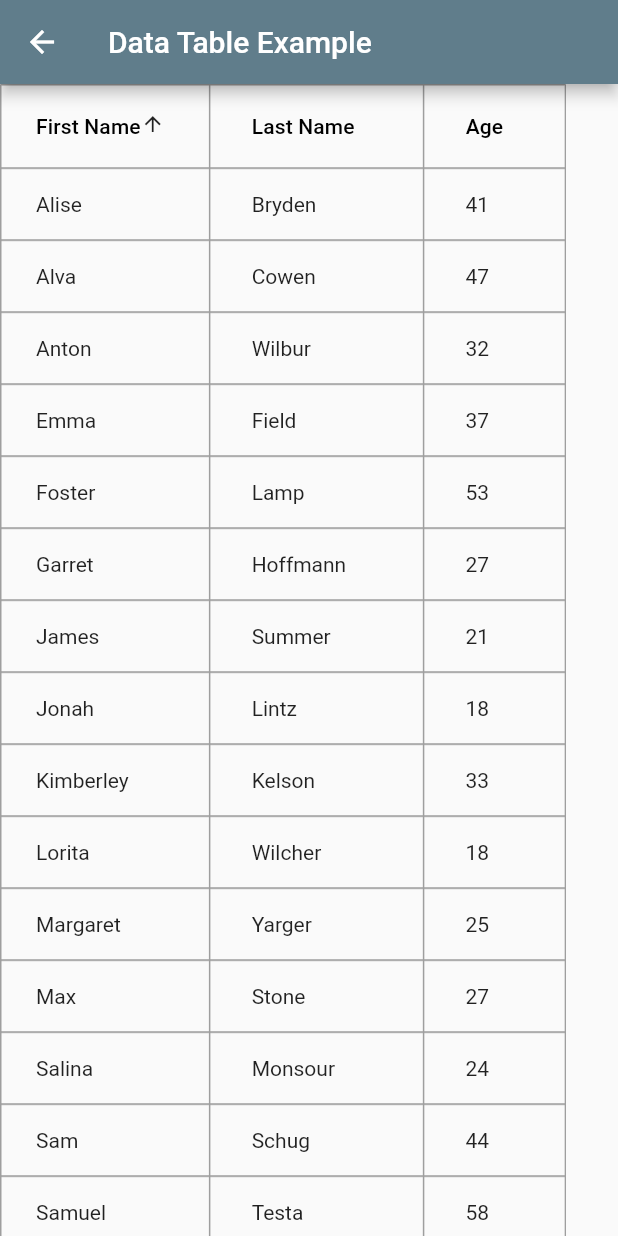
After one commit to Talha977/FluterListAppNew, a Flutter app: the Datatablescreen screen opened directly, after a tap on "First Name", on a phone screen of 412 x 824 dp. The commit adds this screen. Run offline on Flutter 3.47's test engine with Material 2 defaults, Android fonts, the phone set to English and light mode, and no system bars; our stand-ins replace dio, flutter_local_notifications, fluttertoast, google_fonts, google_maps_flutter, image_picker and 3 more; missing offline and left inert: dart:html, shared_preferences_web; accounts and stored records are empty.

Commit message:
Added Data Table  Added App Icon Changed App Name To "Base List App"

```diff
--- /dev/null
+++ b/flutter_list_repo/lib/Screens/DataTableScreen.dart
@@ -0,0 +1,138 @@
+import 'package:flutter/material.dart';
+
+class Datatablescreen extends StatefulWidget {
+  const Datatablescreen({Key key}) : super(key: key);
+
+  @override
+  _DatatablescreenState createState() => _DatatablescreenState();
+}
+
+class _DatatablescreenState extends State<Datatablescreen> {
+  List<User> _users;
+  int sortColumnIndex;
+  bool isAscending = false;
+
+  @override
+  void initState() {
+    super.initState();
+    _users = getAllUsers();
+  }
+
+  @override
+  Widget build(BuildContext context) => Scaffold(
+        appBar: AppBar(
+          title: const Text(
+            'Data Table Example',
+          ),
+        ),
+        body: ScrollableWidget(
+          child: buildDataTable(),
+        ),
+      );
+
+  Widget buildDataTable() {
+    final columns = ['First Name', 'Last Name', 'Age'];
+    return DataTable(
+      border: TableBorder.all(
+        width: 1.0,
+        color: Colors.grey,
+      ),
+      columns: getColumns(columns),
+      rows: getRows(_users),
+      sortColumnIndex: sortColumnIndex,
+      sortAscending: isAscending,
+    );
+  }
+
+  // This vertical divider is not being used for the time being.
+  // Widget _verticalDivider = const VerticalDivider(
+  //   color: Colors.black,
+  //   thickness: 1,
+  // );
+  List<DataColumn> getColumns(List<String> columns) => columns
+      .map((String column) => DataColumn(
+            label: Text(column),
+            onSort: onSort,
+          ))
+      .toList();
+
+  List<DataRow> getRows(List<User> rows) => rows.map((User user) {
+        final cells = [user.firstName, user.lastName, user.age];
+        return DataRow(cells: getCells(cells));
+      }).toList();
+  List<DataCell> getCells(List<dynamic> cells) =>
+      cells.map((data) => DataCell(Text('$data'))).toList();
+
+  void onSort(int columnIndex, bool ascending) {
+    if (columnIndex == 0) {
+      _users.sort((user1, user2) =>
+          compareString(ascending, user1.firstName, user2.firstName));
+    } else if (columnIndex == 1) {
+      _users.sort((user1, user2) =>
+          compareString(ascending, user1.lastName, user2.lastName));
+    } else if (columnIndex == 2) {
+      _users.sort((user1, user2) =>
+          compareString(ascending, '${user1.age}', '${user2.age}'));
+    }
+    setState(() {
+      sortColumnIndex = columnIndex;
+      isAscending = ascending;
+    });
+  }
+
+  int compareString(bool ascending, String value1, String value2) =>
+      ascending ? value1.compareTo(value2) : value2.compareTo(value1);
+}
+
+List<User> getAllUsers() {
+  final allUsers = <User>[
+    User(firstName: 'Emma', lastName: 'Field', age: 37),
+    User(firstName: 'Max', lastName: 'Stone', age: 27),
+    User(firstName: 'Sarah', lastName: 'Winter', age: 20),
+    User(firstName: 'James', lastName: 'Summer', age: 21),
+    User(firstName: 'Lorita', lastName: 'Wilcher', age: 18),
+    User(firstName: 'Anton', lastName: 'Wilbur', age: 32),
+    User(firstName: 'Salina', lastName: 'Monsour', age: 24),
+    User(firstName: 'Sunday', lastName: 'Salem', age: 42),
+    User(firstName: 'Alva', lastName: 'Cowen', age: 47),
+    User(firstName: 'Jonah', lastName: 'Lintz', age: 18),
+    User(firstName: 'Kimberley', lastName: 'Kelson', age: 33),
+    User(firstName: 'Waldo', lastName: 'Cybart', age: 19),
+    User(firstName: 'Garret', lastName: 'Hoffmann', age: 27),
+    User(firstName: 'Margaret', lastName: 'Yarger', age: 25),
+    User(firstName: 'Foster', lastName: 'Lamp', age: 53),
+    User(firstName: 'Samuel', lastName: 'Testa', age: 58),
+    User(firstName: 'Sam', lastName: 'Schug', age: 44),
+    User(firstName: 'Alise', lastName: 'Bryden', age: 41),
+  ];
+  return allUsers;
+}
+
+// User class
+class User {
+  final String firstName;
+  final String lastName;
+  final int age;
+
+  User({@required this.firstName, @required this.lastName, @required this.age});
+}
+
+class ScrollableWidget extends StatelessWidget {
+  final Widget child;
+
+  const ScrollableWidget({
+    Key key,
+    @required this.child,
+  }) : super(key: key);
+
+  @override
+  Widget build(BuildContext context) => SingleChildScrollView(
+        physics: const BouncingScrollPhysics(),
+        scrollDirection: Axis.horizontal,
+        child: SingleChildScrollView(
+          physics: BouncingScrollPhysics(),
+          scrollDirection: Axis.vertical,
+          child: child,
+        ),
+      );
+}
--- a/flutter_list_repo/lib/main.dart
+++ b/flutter_list_repo/lib/main.dart
@@ -15,6 +15,9 @@ import 'package:flutter_list_repo/Widgets/screen_select.dart';
 
 void main() {
   runApp(MaterialApp(
+    theme: ThemeData(
+      primarySwatch: Colors.blueGrey,
+    ),
     debugShowCheckedModeBanner: false,
     home: MyApp(),
   ));
@@ -33,6 +36,8 @@ class MyApp extends StatelessWidget {
     'Get Response From Server',
     'Open Date Picker Screen',
     'Open Tab Bar Screen',
+    'Local Notifications',
+    'Data Table Screen'
   ];
 
   @override
--- a/flutter_list_repo/pubspec.yaml
+++ b/flutter_list_repo/pubspec.yaml
@@ -34,11 +34,11 @@ dependencies:
   image_picker: ^0.6.0+9
   google_fonts:
   fluttertoast:
-
+  flutter_local_notifications: ^5.0.0+1
   sqflite: any
   path_provider: any
-  location: ^2.3.5
-
+  location:
+  flutter_launcher_icons: "^0.9.2"
   flutter:
     sdk: flutter
 
```
Also changed, not shown: flutter_list_repo/lib/Screens/OpenCamera.dart (+12 -12 lines), flutter_list_repo/lib/Screens/UserPreferences.dart (+20 -22 lines), flutter_list_repo/lib/Screens/notificationsScreen.dart (added, +63 -0 lines), flutter_list_repo/lib/Widgets/screen_select.dart (+10 -0 lines), flutter_list_repo/pubspec.lock, 8 other files.
